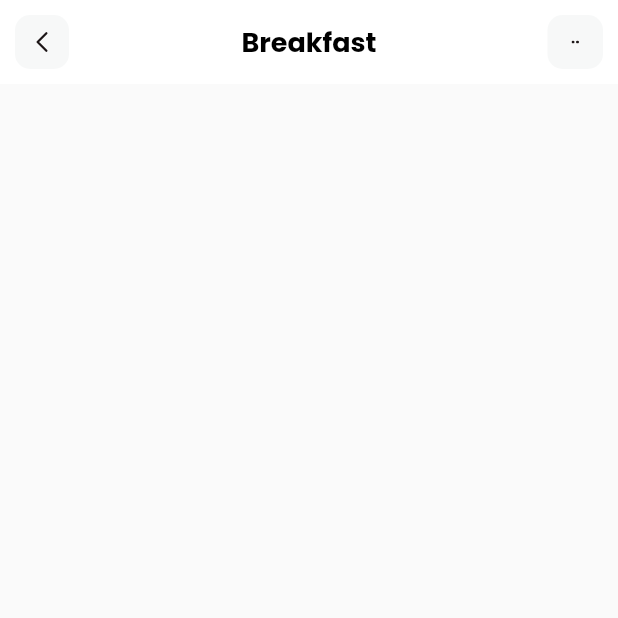
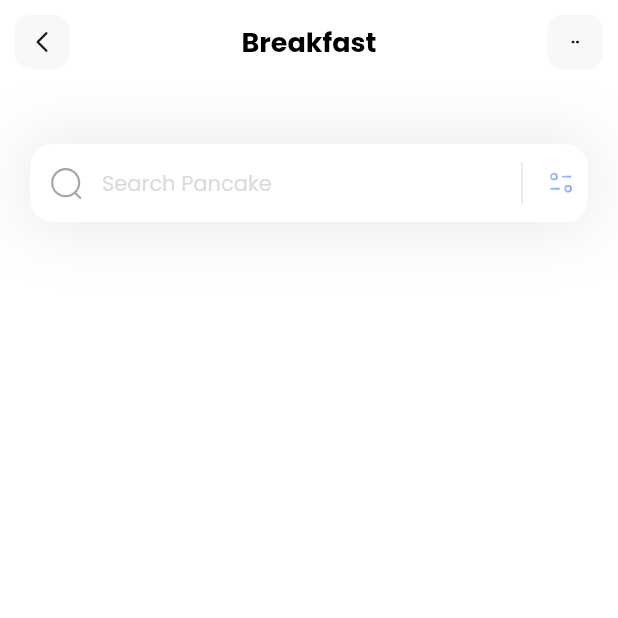
Before and after one commit to Jamal-SaadEddin/Fitness, a Flutter app: the screen it shows after launch, on a phone screen of 412 x 824 dp, the top half of it. Run offline on Flutter 3.47's test engine with Material 2 defaults, Android fonts, the phone set to English and light mode, and no system bars; our stand-ins replace flutter_svg.

Commit message:
Add Search Field

```diff
--- a/lib/pages/home.dart
+++ b/lib/pages/home.dart
@@ -7,8 +7,58 @@
   @override
   Widget build(BuildContext context) {
     return Scaffold(
-      appBar: appBar(),
-    );
+        appBar: appBar(),
+        backgroundColor: Colors.white,
+        body: Column(
+          children: [
+            Container(
+              margin: EdgeInsets.only(top: 40, left: 20, right: 20),
+              decoration: BoxDecoration(boxShadow: [
+                BoxShadow(
+                    color: Color(0xff1D1617).withOpacity(0.11),
+                    blurRadius: 40,
+                    spreadRadius: 0.0)
+              ]),
+              child: TextField(
+                decoration: InputDecoration(
+                    filled: true,
+                    fillColor: Colors.white,
+                    contentPadding: EdgeInsets.all(15),
+                    hintText: 'Search Pancake',
+                    hintStyle:
+                        TextStyle(color: Color(0xffDDDADA), fontSize: 14),
+                    prefixIcon: Padding(
+                      padding: const EdgeInsets.all(12),
+                      child: SvgPicture.asset('assets/icons/Search.svg'),
+                    ),
+                    suffixIcon: Container(
+                      width: 100,
+                      child: IntrinsicHeight(
+                        child: Row(
+                          mainAxisAlignment: MainAxisAlignment.end,
+                          children: [
+                            VerticalDivider(
+                              color: Colors.black,
+                              indent: 10,
+                              endIndent: 10,
+                              thickness: 0.1,
+                            ),
+                            Padding(
+                              padding: const EdgeInsets.all(8.0),
+                              child:
+                                  SvgPicture.asset('assets/icons/Filter.svg'),
+                            ),
+                          ],
+                        ),
+                      ),
+                    ),
+                    border: OutlineInputBorder(
+                        borderRadius: BorderRadius.circular(15),
+                        borderSide: BorderSide.none)),
+              ),
+            )
+          ],
+        ));
   }
 
   AppBar appBar() {
```
Also changed, not shown: assets/icons/Filter.svg (added), assets/icons/Search.svg (added).
